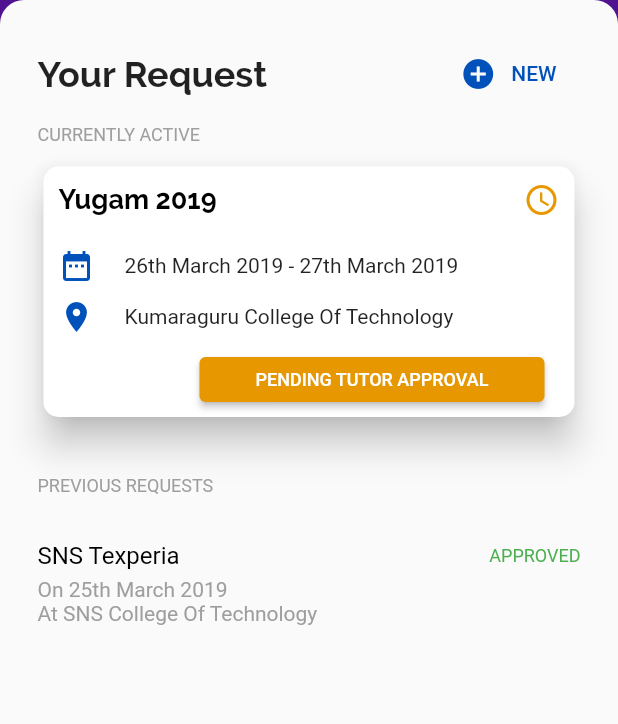
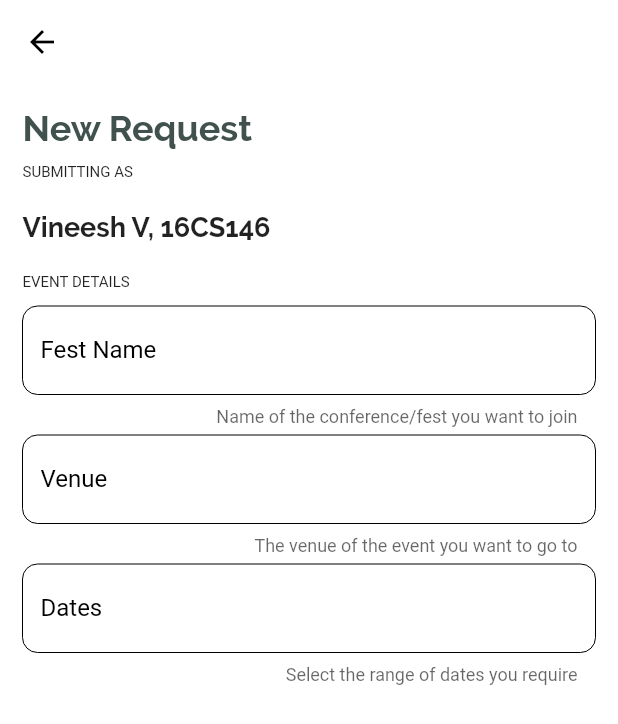
Before and after one commit to vineeshvk/Od-register, a Flutter app: the StudentDashboard screen opened directly, after a tap on "NEW", on a phone screen of 412 x 824 dp. Shown: the top 724 px of the screen. Run offline on Flutter 3.47's test engine with Material 2 defaults, Android fonts, the phone set to English and light mode, and no system bars; drawn by our look-alikes of backdrop; our stand-ins replace flutter_svg.

Commit message:
Student New Request Screen Implemented

```diff
--- /dev/null
+++ b/lib/src/screens/student/new_request.dart
@@ -0,0 +1,130 @@
+import 'package:flutter/material.dart';
+import 'package:od_register/src/colors/colors.dart';
+
+class NewRequest extends StatelessWidget {
+  @override
+  Widget build(BuildContext context) {
+    return Scaffold(
+      backgroundColor: Colors.white,
+      appBar: AppBar(
+        elevation: 0,
+        backgroundColor: Colors.white,
+        iconTheme: IconThemeData(color: Colors.black),
+      ),
+      body: _mainscreen(),
+    );
+  }
+
+  Widget _mainscreen() {
+    return ListView(
+      children: <Widget>[
+        Container(
+            padding: EdgeInsets.all(15),
+            child: Column(
+              crossAxisAlignment: CrossAxisAlignment.start,
+              children: <Widget>[
+                _requestText(),
+                Container(margin: EdgeInsets.only(top: 10)),
+                _submittingAs(),
+                Container(margin: EdgeInsets.only(top: 20)),
+                _nameAndRegno(),
+                Container(margin: EdgeInsets.only(top: 20)),
+                _eventSection()
+              ],
+            ))
+      ],
+    );
+  }
+
+  Widget _requestText() {
+    return Text(
+      "New Request",
+      style: TextStyle(
+          fontFamily: 'Raleway',
+          fontSize: 24,
+          color: Color.fromRGBO(64, 81, 78, 1)),
+    );
+  }
+
+  Widget _submittingAs() {
+    return Text(
+      "SUBMITTING AS",
+      style: TextStyle(fontSize: 10),
+    );
+  }
+
+  Widget _nameAndRegno() {
+    return Text(
+      "Vineesh V, 16CS146",
+      style: TextStyle(fontFamily: 'Raleway', fontSize: 18),
+    );
+  }
+
+  Widget _eventDetailsText() {
+    return Text(
+      "EVENT DETAILS",
+      style: TextStyle(fontSize: 10),
+    );
+  }
+
+  Widget _festInput() {
+    return TextField(
+        style: TextStyle(color: Colors.black),
+        decoration: InputDecoration(
+          counterText: "Name of the conference/fest you want to join",
+          labelText: "Fest Name",
+          labelStyle: TextStyle(fontSize: 16, color: Colors.black),
+          focusedBorder: _border(),
+          hasFloatingPlaceholder: true,
+          enabledBorder: _border(),
+        ));
+  }
+
+  Widget _venueInput() {
+    return TextField(
+        style: TextStyle(color: Colors.black),
+        decoration: InputDecoration(
+          counterText: "The venue of the event you want to go to",
+          labelText: "Venue",
+          labelStyle: TextStyle(fontSize: 16, color: Colors.black),
+          focusedBorder: _border(),
+          hasFloatingPlaceholder: true,
+          enabledBorder: _border(),
+        ));
+  }
+
+  Widget _dateInput() {
+    return TextField(
+        style: TextStyle(color: Colors.black),
+        decoration: InputDecoration(
+          counterText: "Select the range of dates you require",
+          labelText: "Dates",
+          labelStyle: TextStyle(fontSize: 16, color: Colors.black),
+          focusedBorder: _border(),
+          hasFloatingPlaceholder: true,
+          enabledBorder: _border(),
+        ));
+  }
+
+  OutlineInputBorder _border() {
+    return OutlineInputBorder(
+        borderSide: BorderSide(color: Colors.black, width: 0),
+        borderRadius: BorderRadius.all(Radius.circular(10.0)));
+  }
+
+  Widget _eventSection() {
+    return Container(
+        child: Column(
+      crossAxisAlignment: CrossAxisAlignment.start,
+      children: <Widget>[
+        _eventDetailsText(),
+        Container(margin: EdgeInsets.only(top: 10)),
+        _festInput(),
+        Container(margin: EdgeInsets.only(top: 5)),
+        _venueInput(),
+        Container(margin: EdgeInsets.only(top: 5)),
+        _dateInput()
+      ],
+    ));
+  }
+}
--- a/lib/src/screens/student/request_screen.dart
+++ b/lib/src/screens/student/request_screen.dart
@@ -1,15 +1,18 @@
 import 'package:flutter/material.dart';
 import 'package:od_register/src/colors/colors.dart';
+import 'package:od_register/src/screens/student/new_request.dart';
 
 class RequestScreen extends StatelessWidget {
   @override
   Widget build(BuildContext context) {
-    return Container(
+    return ListView(
+      children: <Widget>[
+        Container(
             padding: EdgeInsets.all(25),
             child: Column(
               crossAxisAlignment: CrossAxisAlignment.start,
               children: <Widget>[
-            _yourRequestRow(),
+                _yourRequestRow(context),
                 Container(margin: EdgeInsets.only(top: 10)),
                 _currentActiveText(),
                 Container(margin: EdgeInsets.only(top: 10)),
@@ -18,11 +21,19 @@ class RequestScreen extends StatelessWidget {
                 _previousRequest(),
                 Container(margin: EdgeInsets.only(top: 30)),
                 _approvedRequests(),
+                Container(margin: EdgeInsets.only(top: 35)),
+                _approvedRequests(),
+                Container(margin: EdgeInsets.only(top: 35)),
+                _approvedRequests(),
+                Container(margin: EdgeInsets.only(top: 35)),
+                _approvedRequests(),
               ],
-        ));
+            ))
+      ],
+    );
   }
 
-  Widget _yourRequestRow() {
+  Widget _yourRequestRow(BuildContext context) {
     return Row(
       mainAxisAlignment: MainAxisAlignment.spaceBetween,
       children: <Widget>[
@@ -31,7 +42,12 @@ class RequestScreen extends StatelessWidget {
           style: TextStyle(fontFamily: 'Raleway', fontSize: 24),
         ),
         FlatButton(
-          onPressed: () {},
+          onPressed: () {
+            Navigator.push(
+              context,
+              MaterialPageRoute(builder: (context) => NewRequest()),
+            );
+          },
           child: Row(
             children: <Widget>[
               Icon(Icons.add_circle, color: ACCENT_COLOR),
```
Lines whose indentation alone changed are shown as unchanged.
